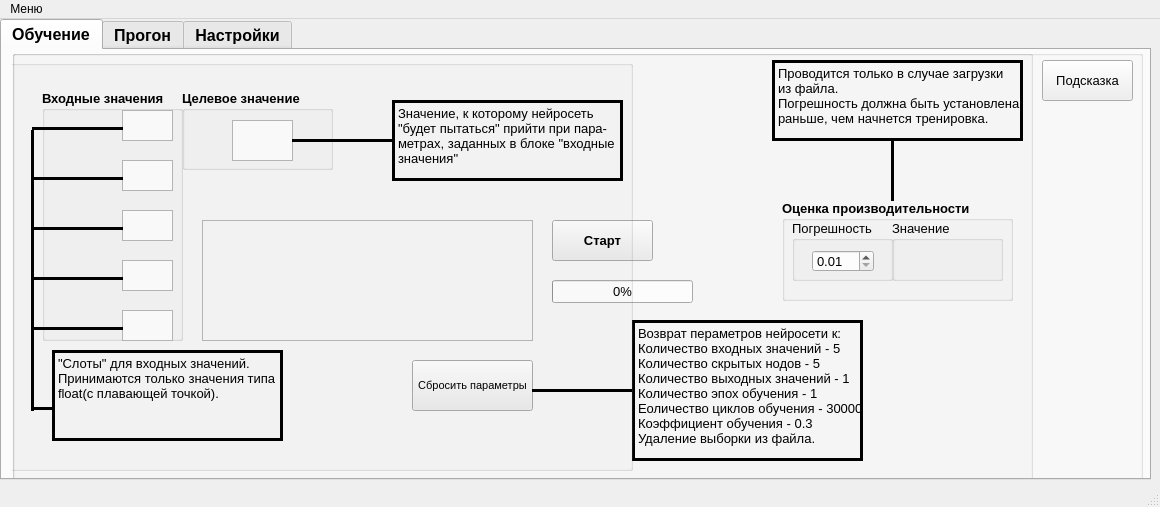
Before: the Qt Designer form shield.ui in ILTZ/NNGUI, drawn with Qt 5.
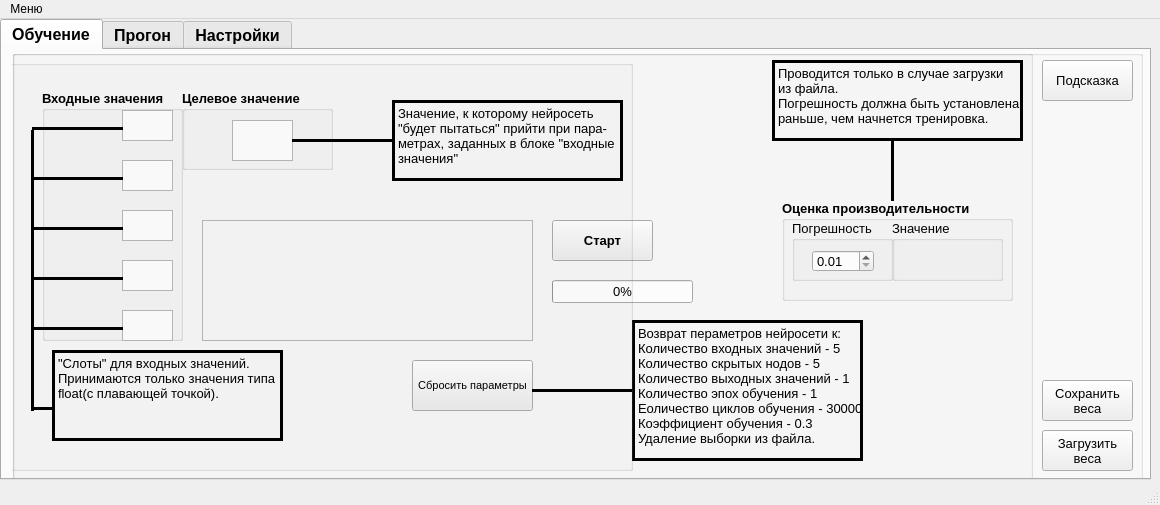
After: the same form once the commit is applied.

Commit message: Save/load weights

Patch:
```diff
--- a/shield.ui
+++ b/shield.ui
@@ -7,7 +7,7 @@
     <x>0</x>
     <y>0</y>
     <width>1160</width>
-    <height>507</height>
+    <height>505</height>
    </rect>
   </property>
   <property name="windowTitle">
@@ -751,6 +751,48 @@
         </widget>
        </widget>
       </widget>
+      <widget class="QPushButton" name="LoadWeightsBtn">
+       <property name="geometry">
+        <rect>
+         <x>1030</x>
+         <y>380</y>
+         <width>91</width>
+         <height>41</height>
+        </rect>
+       </property>
+       <property name="font">
+        <font>
+         <pointsize>10</pointsize>
+         <weight>50</weight>
+         <bold>false</bold>
+        </font>
+       </property>
+       <property name="text">
+        <string>Загрузить
+веса</string>
+       </property>
+      </widget>
+      <widget class="QPushButton" name="SaveWeightsBtn">
+       <property name="geometry">
+        <rect>
+         <x>1030</x>
+         <y>330</y>
+         <width>91</width>
+         <height>41</height>
+        </rect>
+       </property>
+       <property name="font">
+        <font>
+         <pointsize>10</pointsize>
+         <weight>50</weight>
+         <bold>false</bold>
+        </font>
+       </property>
+       <property name="text">
+        <string>Сохранить
+веса</string>
+       </property>
+      </widget>
      </widget>
     </widget>
     <widget class="QWidget" name="tab_4">
```
Left out of the diff: 216 changed lines with no effect on the pictures. The commit also changes 15 other files.
